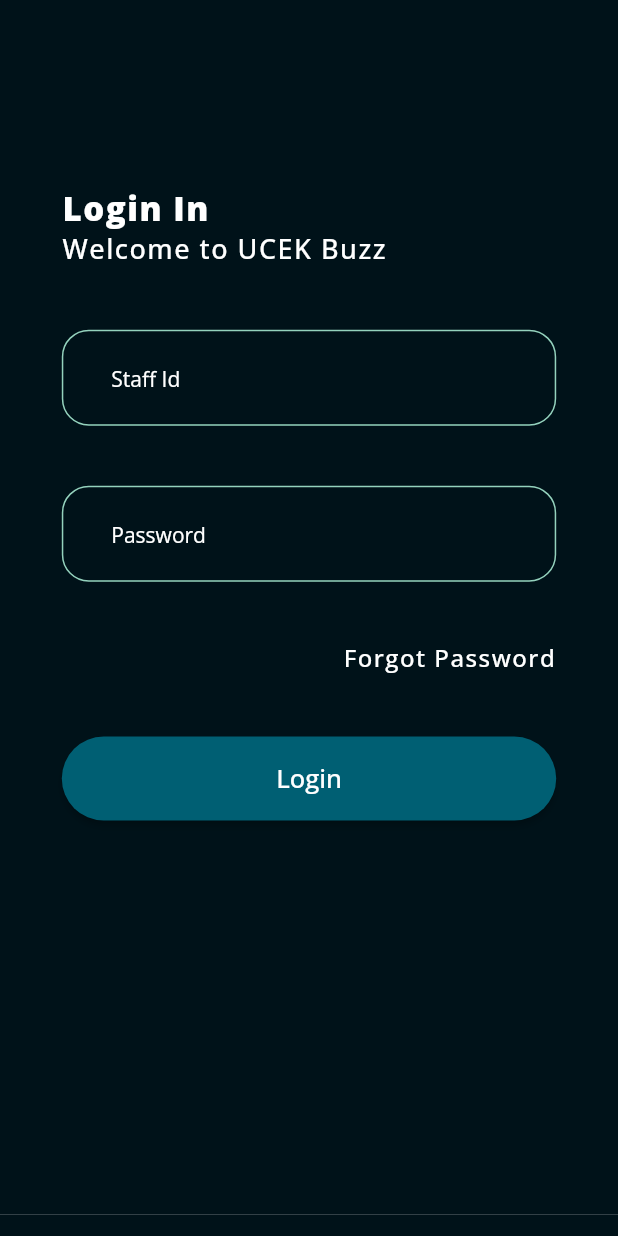
After one commit to abhi123vj/Attendance-Monitor, a Flutter app: the LoginScreen screen opened directly, on a phone screen of 412 x 824 dp. The commit adds this screen. Run offline on Flutter 3.47's test engine with Material 2 defaults, Android fonts, the light colour scheme and no system bars; our stand-ins replace get, google_fonts, sizer.

Commit message:
login screen

```diff
--- a/lib/screens/home_screen.dart
+++ b/lib/screens/home_screen.dart
@@ -73,7 +73,7 @@
           Container(
             margin: EdgeInsets.all(10.w),
             child:
-                AppFormField(hintText: "your subject", controller: tmp, list: [
+                AppFormField(hintText: "your subject",type: 'DropDown', controller: tmp, list: [
               "Engineering Mathematics IV (Complex Analysis & Linear Algebra) (TRF) ",
               "Engineering Management for Electronics Engineers (T)",
               "Engineering Mathematics IV (Complex Analysis & Linear Algebra) (TRF) ",
--- /dev/null
+++ b/lib/screens/login.dart
@@ -0,0 +1,116 @@
+import 'package:attendance_montior/constants/app_colors.dart';
+import 'package:attendance_montior/screens/widgets/app_field.dart';
+import 'package:flutter/material.dart';
+import 'package:sizer/sizer.dart';
+
+class LoginScreen extends StatelessWidget {
+  LoginScreen({Key? key}) : super(key: key);
+  final _emailController = TextEditingController();
+  final _passwordController = TextEditingController();
+
+  @override
+  Widget build(BuildContext context) {
+    return Scaffold(
+
+      backgroundColor: AppColors.blackGlaze,
+      body: SafeArea(
+        child: SingleChildScrollView(
+          child: Material(
+            child: Container(
+              color: AppColors.blackGlaze,
+              child: Padding(
+                padding: EdgeInsets.only(
+                    top: 15.h, left: 5.h, bottom: 26.9.h, right: 5.h),
+                child: Column(
+                    crossAxisAlignment: CrossAxisAlignment.start,
+                    children: [
+                      Text(
+                        'Login In',
+                        style: TextStyle(
+                          color: AppColors.white,
+                          fontSize: 22,
+                          letterSpacing: 1,
+                          fontWeight: FontWeight.w800,
+                        ),
+                      ),
+                      Text(
+                        'Welcome to UCEK Buzz',
+                        style: TextStyle(
+                          color: AppColors.white,
+                          fontSize: 18,
+                          letterSpacing: 1,
+                          fontWeight: FontWeight.w500,
+                        ),
+                      ),
+                      SizedBox(
+                        height: 5.h,
+                      ),
+                      AppFormField(
+                          controller: _emailController,
+                          hintText: 'Staff Id'),
+                      AppFormField(
+                        controller: _passwordController,
+                        hintText: 'Password',
+                        type: 'password',
+                      ),
+                      Container(
+                        alignment: Alignment.topRight,
+                        child: InkWell(
+                          child: Text(
+                            'Forgot Password',
+                            textAlign: TextAlign.right,
+                            style: TextStyle(
+                              color: AppColors.white,
+                              fontSize: 16,
+                              letterSpacing: 1,
+                              fontWeight: FontWeight.w500,
+                            ),
+                          ),
+                          onTap: () {
+
+                          },
+                        ),
+                      ),
+                      Row(
+                        children: [
+                          Expanded(
+                            child: Padding(
+                              padding:
+                              EdgeInsets.only(top: 5.0.h),
+                              child: ElevatedButton(
+                                onPressed: () {
+
+                                },
+                                child: Text(
+                                  'Login',
+                                  style: TextStyle(
+                                      fontSize: 17,
+                                      fontWeight: FontWeight.w500),
+                                ),
+                                style: ElevatedButton.styleFrom(
+                                    padding:
+                                    EdgeInsets.symmetric(vertical: 4.w),
+                                    primary: AppColors.cyanDark,
+                                    shape: const StadiumBorder()),
+                              ),
+                            ),
+                          ),
+                        ],
+                      ),
+                      Padding(
+                        padding: EdgeInsets.only(
+                          top: 5.h,
+
+                        ),
+
+                      ),
+                    ]),
+              ),
+            ),
+          ),
+        )
+        ,
+      ),);
+  }
+
+}
--- a/lib/screens/widgets/app_field.dart
+++ b/lib/screens/widgets/app_field.dart
@@ -32,6 +32,8 @@
   Widget build(BuildContext context) {
     switch (widget.type) {
       case "Normal":
+        return normalTextField();
+      case 'DropDown':
         return dropDownTextField();
       default:
         return normalTextField();
```
Also changed, not shown: pubspec.lock.
